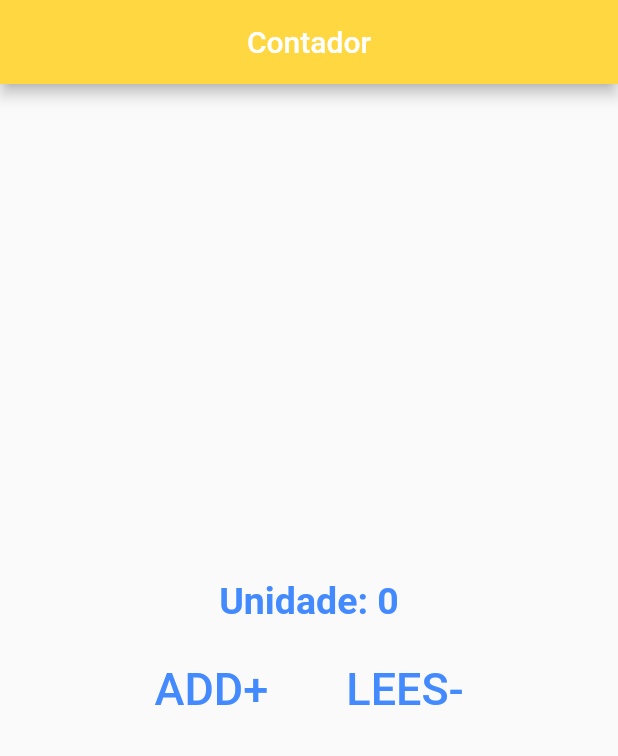
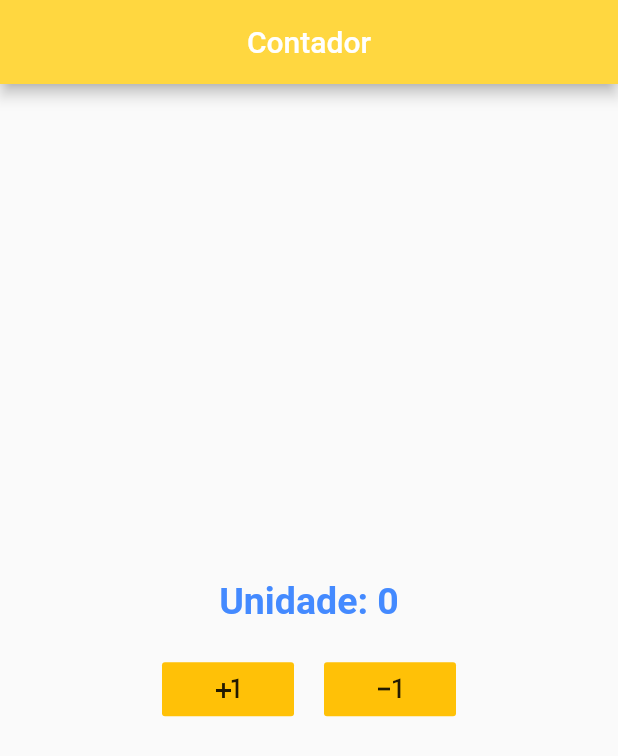
Before and after one commit to luestevam/contador, a Flutter app: the screen it shows after launch, on a phone screen of 412 x 824 dp. Shown: the top 756 px of the screen. Run offline on Flutter 3.47's test engine with Material 2 defaults, Android fonts, the phone set to English and light mode, and no system bars.

Commit message:
insert icon add and icon minus

```diff
--- a/lib/main.dart
+++ b/lib/main.dart
@@ -2,9 +2,11 @@ import 'package:flutter/material.dart';
 
 void main() {
   runApp(MaterialApp(
-      title: "Contador",
-      //exemplos do widget no flutter https://flutter.dev/docs/development/ui/widgets/layout
-      home: Home()));
+    title: "Contador",
+    //exemplos do widget no flutter https://flutter.dev/docs/development/ui/widgets/layout
+    home: Home(),
+    debugShowCheckedModeBanner: false,
+  ));
 }
 
 class Home extends StatefulWidget {
@@ -50,11 +52,8 @@ class _HomeState extends State<Home> {
                   Padding(
                     padding: EdgeInsets.all(10.0),
                     child: FlatButton(
-                      child: Text(
-                        "ADD+",
-                        style:
-                            TextStyle(fontSize: 30.0, color: Colors.blueAccent),
-                      ),
+                      child: Icon(Icons.plus_one),
+                      color: Colors.amber,
                       onPressed: () {
                         _changeUnit(1);
                       },
@@ -63,11 +62,8 @@ class _HomeState extends State<Home> {
                   Padding(
                     padding: EdgeInsets.all(10.0),
                     child: FlatButton(
-                      child: Text(
-                        "LEES-",
-                        style:
-                            TextStyle(fontSize: 30.0, color: Colors.blueAccent),
-                      ),
+                      child: Icon(Icons.exposure_minus_1),
+                      color: Colors.amber,
                       onPressed: () {
                         _changeUnit(-1);
                       },
```
